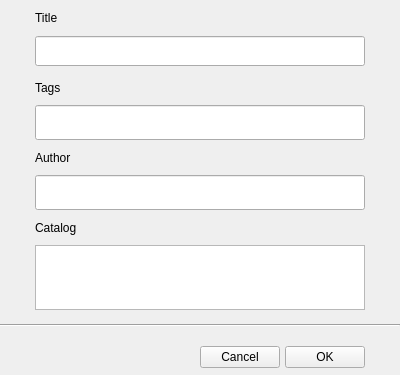
Old version of the form mpgui/attributebasewidget.ui in the repository wyrover/markplus_win32.
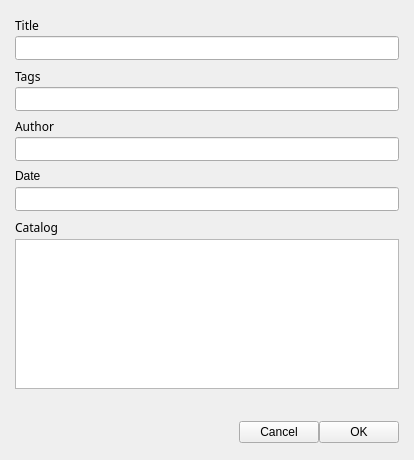
New version of the form.

Commit message: 重新设计了日志属性设置对话框，并为对话框添加了qss渲染

```diff
--- a/mpgui/attributebasewidget.ui
+++ b/mpgui/attributebasewidget.ui
@@ -6,8 +6,8 @@
    <rect>
     <x>0</x>
     <y>0</y>
-    <width>400</width>
-    <height>375</height>
+    <width>414</width>
+    <height>460</height>
    </rect>
   </property>
   <property name="minimumSize">
@@ -18,19 +18,22 @@
   </property>
   <property name="maximumSize">
    <size>
-    <width>400</width>
+    <width>16777215</width>
     <height>16777215</height>
    </size>
   </property>
   <property name="windowTitle">
    <string>Form</string>
   </property>
+  <property name="styleSheet">
+   <string notr="true"/>
+  </property>
   <layout class="QVBoxLayout" name="verticalLayout">
    <property name="spacing">
     <number>0</number>
    </property>
    <property name="margin">
-    <number>0</number>
+    <number>15</number>
    </property>
    <item>
     <widget class="QWidget" name="widget" native="true">
@@ -42,46 +45,43 @@
      </property>
      <property name="minimumSize">
       <size>
-       <width>0</width>
-       <height>70</height>
+       <width>384</width>
+       <height>50</height>
       </size>
      </property>
      <property name="maximumSize">
       <size>
-       <width>16777215</width>
-       <height>70</height>
+       <width>384</width>
+       <height>50</height>
       </size>
      </property>
      <layout class="QVBoxLayout" name="verticalLayout_2">
       <property name="spacing">
        <number>0</number>
       </property>
-      <property name="leftMargin">
-       <number>35</number>
-      </property>
-      <property name="topMargin">
-       <number>0</number>
-      </property>
-      <property name="rightMargin">
-       <number>35</number>
-      </property>
-      <property name="bottomMargin">
+      <property name="margin">
        <number>0</number>
       </property>
       <item>
        <widget class="QLabel" name="titleLab">
         <property name="minimumSize">
          <size>
-          <width>0</width>
-          <height>30</height>
+          <width>384</width>
+          <height>15</height>
          </size>
         </property>
         <property name="maximumSize">
          <size>
-          <width>16777215</width>
-          <height>30</height>
+          <width>384</width>
+          <height>15</height>
          </size>
         </property>
+        <property name="font">
+         <font>
+          <family>新宋体</family>
+          <pointsize>9</pointsize>
+         </font>
+        </property>
         <property name="text">
          <string>Title</string>
         </property>
@@ -89,18 +89,29 @@
       </item>
       <item>
        <widget class="QLineEdit" name="titleLineEdit">
+        <property name="sizePolicy">
+         <sizepolicy hsizetype="Fixed" vsizetype="Fixed">
+          <horstretch>0</horstretch>
+          <verstretch>0</verstretch>
+         </sizepolicy>
+        </property>
         <property name="minimumSize">
          <size>
-          <width>0</width>
-          <height>30</height>
+          <width>384</width>
+          <height>24</height>
          </size>
         </property>
         <property name="maximumSize">
          <size>
-          <width>16777215</width>
-          <height>30</height>
+          <width>384</width>
+          <height>24</height>
          </size>
         </property>
+        <property name="font">
+         <font>
+          <family>新宋体</family>
+         </font>
+        </property>
        </widget>
       </item>
      </layout>
@@ -110,46 +121,43 @@
     <widget class="QWidget" name="widget" native="true">
      <property name="minimumSize">
       <size>
-       <width>0</width>
-       <height>70</height>
+       <width>384</width>
+       <height>50</height>
       </size>
      </property>
      <property name="maximumSize">
       <size>
-       <width>16777215</width>
-       <height>70</height>
+       <width>384</width>
+       <height>50</height>
       </size>
      </property>
      <layout class="QVBoxLayout" name="verticalLayout_3">
       <property name="spacing">
        <number>0</number>
       </property>
-      <property name="leftMargin">
-       <number>35</number>
-      </property>
-      <property name="topMargin">
-       <number>0</number>
-      </property>
-      <property name="rightMargin">
-       <number>35</number>
-      </property>
-      <property name="bottomMargin">
+      <property name="margin">
        <number>0</number>
       </property>
       <item>
        <widget class="QLabel" name="tagsLab">
         <property name="minimumSize">
          <size>
-          <width>0</width>
-          <height>35</height>
+          <width>384</width>
+          <height>16</height>
          </size>
         </property>
         <property name="maximumSize">
          <size>
-          <width>16777215</width>
-          <height>35</height>
+          <width>384</width>
+          <height>16</height>
          </size>
         </property>
+        <property name="font">
+         <font>
+          <family>新宋体</family>
+          <pointsize>9</pointsize>
+         </font>
+        </property>
         <property name="text">
          <string>Tags</string>
         </property>
@@ -157,16 +165,22 @@
       </item>
       <item>
        <widget class="QLineEdit" name="tagsLineEdit">
+        <property name="sizePolicy">
+         <sizepolicy hsizetype="Fixed" vsizetype="Fixed">
+          <horstretch>0</horstretch>
+          <verstretch>0</verstretch>
+         </sizepolicy>
+        </property>
         <property name="minimumSize">
          <size>
-          <width>0</width>
-          <height>35</height>
+          <width>384</width>
+          <height>24</height>
          </size>
         </property>
         <property name="maximumSize">
          <size>
-          <width>16777215</width>
-          <height>35</height>
+          <width>384</width>
+          <height>24</height>
          </size>
         </property>
        </widget>
@@ -178,40 +192,43 @@
     <widget class="QWidget" name="widget_2" native="true">
      <property name="minimumSize">
       <size>
-       <width>0</width>
-       <height>70</height>
+       <width>384</width>
+       <height>50</height>
       </size>
      </property>
      <property name="maximumSize">
       <size>
-       <width>16777215</width>
-       <height>70</height>
+       <width>384</width>
+       <height>50</height>
       </size>
      </property>
      <layout class="QVBoxLayout" name="verticalLayout_4">
       <property name="spacing">
        <number>0</number>
       </property>
-      <property name="leftMargin">
-       <number>35</number>
-      </property>
-      <property name="topMargin">
-       <number>0</number>
-      </property>
-      <property name="rightMargin">
-       <number>35</number>
-      </property>
-      <property name="bottomMargin">
+      <property name="margin">
        <number>0</number>
       </property>
       <item>
        <widget class="QLabel" name="authorLab">
         <property name="minimumSize">
          <size>
-          <width>0</width>
-          <height>35</height>
+          <width>384</width>
+          <height>16</height>
          </size>
         </property>
+        <property name="maximumSize">
+         <size>
+          <width>384</width>
+          <height>16</height>
+         </size>
+        </property>
+        <property name="font">
+         <font>
+          <family>新宋体</family>
+          <pointsize>9</pointsize>
+         </font>
+        </property>
         <property name="text">
          <string>Author</string>
         </property>
@@ -221,9 +238,85 @@
        <widget class="QLineEdit" name="authorLineEdit">
         <property name="minimumSize">
          <size>
-          <width>0</width>
-          <height>35</height>
+          <width>384</width>
+          <height>24</height>
          </size>
+        </property>
+        <property name="maximumSize">
+         <size>
+          <width>384</width>
+          <height>24</height>
+         </size>
+        </property>
+        <property name="font">
+         <font>
+          <family>新宋体</family>
+          <pointsize>9</pointsize>
+         </font>
+        </property>
+       </widget>
+      </item>
+     </layout>
+    </widget>
+   </item>
+   <item>
+    <widget class="QWidget" name="widget_4" native="true">
+     <property name="minimumSize">
+      <size>
+       <width>384</width>
+       <height>50</height>
+      </size>
+     </property>
+     <property name="maximumSize">
+      <size>
+       <width>384</width>
+       <height>50</height>
+      </size>
+     </property>
+     <layout class="QVBoxLayout" name="verticalLayout_6">
+      <property name="spacing">
+       <number>0</number>
+      </property>
+      <property name="margin">
+       <number>0</number>
+      </property>
+      <item>
+       <widget class="QLabel" name="dateLab">
+        <property name="minimumSize">
+         <size>
+          <width>384</width>
+          <height>16</height>
+         </size>
+        </property>
+        <property name="maximumSize">
+         <size>
+          <width>384</width>
+          <height>16</height>
+         </size>
+        </property>
+        <property name="text">
+         <string>Date</string>
+        </property>
+       </widget>
+      </item>
+      <item>
+       <widget class="QLineEdit" name="lineEdit">
+        <property name="minimumSize">
+         <size>
+          <width>384</width>
+          <height>24</height>
+         </size>
+        </property>
+        <property name="maximumSize">
+         <size>
+          <width>384</width>
+          <height>24</height>
+         </size>
+        </property>
+        <property name="font">
+         <font>
+          <family>新宋体</family>
+         </font>
         </property>
        </widget>
       </item>
@@ -234,96 +327,93 @@
     <widget class="QWidget" name="widget_3" native="true">
      <property name="minimumSize">
       <size>
-       <width>0</width>
-       <height>100</height>
+       <width>384</width>
+       <height>180</height>
       </size>
      </property>
      <property name="maximumSize">
       <size>
-       <width>16777215</width>
-       <height>100</height>
+       <width>384</width>
+       <height>180</height>
       </size>
      </property>
      <layout class="QVBoxLayout" name="verticalLayout_5">
       <property name="spacing">
        <number>0</number>
       </property>
-      <property name="leftMargin">
-       <number>35</number>
-      </property>
-      <property name="topMargin">
-       <number>0</number>
-      </property>
-      <property name="rightMargin">
-       <number>35</number>
-      </property>
-      <property name="bottomMargin">
+      <property name="margin">
        <number>0</number>
       </property>
       <item>
        <widget class="QLabel" name="catalogLab">
         <property name="minimumSize">
          <size>
-          <width>0</width>
-          <height>35</height>
+          <width>384</width>
+          <height>16</height>
          </size>
         </property>
         <property name="maximumSize">
          <size>
-          <width>16777215</width>
-          <height>35</height>
+          <width>384</width>
+          <height>16</height>
          </size>
         </property>
+        <property name="font">
+         <font>
+          <family>新宋体</family>
+          <pointsize>9</pointsize>
+         </font>
+        </property>
         <property name="text">
          <string>Catalog</string>
         </property>
        </widget>
       </item>
       <item>
-       <widget class="QListView" name="catalogListView"/>
+       <widget class="QListView" name="catalogListView">
+        <property name="minimumSize">
+         <size>
+          <width>384</width>
+          <height>150</height>
+         </size>
+        </property>
+        <property name="maximumSize">
+         <size>
+          <width>384</width>
+          <height>150</height>
+         </size>
+        </property>
+       </widget>
       </item>
      </layout>
     </widget>
    </item>
-   <item>
-    <widget class="Line" name="line">
-     <property name="minimumSize">
-      <size>
-       <width>0</width>
-       <height>30</height>
-      </size>
-     </property>
-     <property name="orientation">
-      <enum>Qt::Horizontal</enum>
-     </property>
-    </widget>
-   </item>
    <item>
     <widget class="QWidget" name="widget_2" native="true">
      <property name="minimumSize">
       <size>
        <width>0</width>
-       <height>35</height>
+       <height>50</height>
       </size>
      </property>
      <property name="maximumSize">
       <size>
-       <width>16777215</width>
-       <height>35</height>
+       <width>384</width>
+       <height>50</height>
       </size>
      </property>
      <layout class="QHBoxLayout" name="horizontalLayout">
       <property name="spacing">
-       <number>5</number>
+       <number>0</number>
       </property>
       <property name="leftMargin">
-       <number>35</number>
+       <number>0</number>
       </property>
       <property name="topMargin">
-       <number>0</number>
+       <number>25</number>
       </property>
       <property name="rightMargin">
-       <number>35</number>
+       <number>0</number>
       </property>
       <property name="bottomMargin">
        <number>0</number>
```
Left out of the diff: 18 changed lines with no effect on the pictures. The commit also changes 7 other files.
